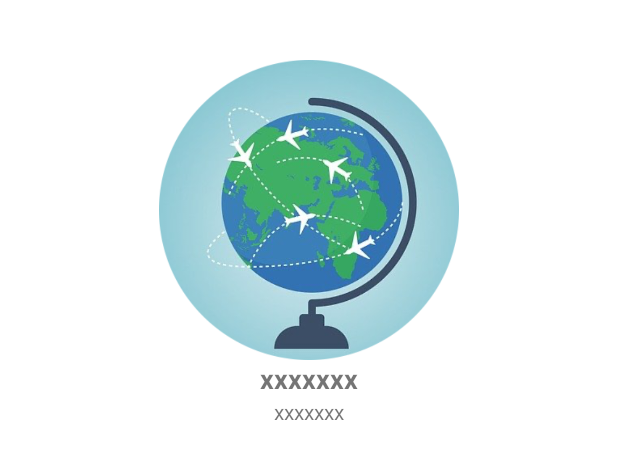
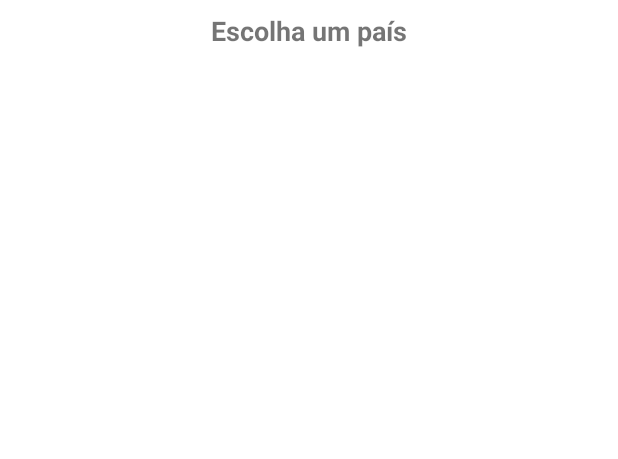
Before and after one commit to marc8s/pasargada, an Android app: the layout intro_3.xml on its own in the app's theme, with its tools: preview values and no code run, on a phone screen of 412 x 824 dp. Shown: the top 459 px of the screen. Run offline under Robolectric (Android 15) with nearby library versions, the phone set to English and light mode, and no system bars.

Commit message:
Firebase configuring and slides content

```diff
--- a/app/src/main/res/layout/intro_3.xml
+++ b/app/src/main/res/layout/intro_3.xml
@@ -6,38 +6,16 @@
     android:layout_width="match_parent"
     android:layout_height="match_parent">
 
-
-
-    <ImageView
-        android:id="@+id/imageView_intro_3"
-        android:layout_width="200dp"
-        android:layout_height="200dp"
-        android:layout_marginTop="32dp"
-        app:layout_constraintLeft_toLeftOf="parent"
-        app:layout_constraintRight_toRightOf="parent"
-        app:layout_constraintTop_toTopOf="parent"
-        app:srcCompat="@drawable/globe"
-        tools:layout_editor_absoluteX="105dp" />
-
     <TextView
         android:id="@+id/textView_intro_3"
         android:layout_width="wrap_content"
         android:layout_height="wrap_content"
-        android:text="xxxxxxx"
+        android:text="@string/tittle_intro3"
         android:textSize="18sp"
         android:textStyle="bold"
         app:layout_constraintLeft_toLeftOf="parent"
         app:layout_constraintRight_toRightOf="parent"
-        app:layout_constraintTop_toBottomOf="@+id/imageView_intro_3" />
+        app:layout_constraintTop_toTopOf="parent" />
 
 
-
-    <TextView
-        android:id="@+id/textView_sub_intro_3"
-        android:layout_width="wrap_content"
-        android:layout_height="wrap_content"
-        android:text="xxxxxxx"
-        app:layout_constraintLeft_toLeftOf="parent"
-        app:layout_constraintRight_toRightOf="parent"
-        app:layout_constraintTop_toBottomOf="@+id/textView_intro_3" />
 </androidx.constraintlayout.widget.ConstraintLayout>
--- a/app/src/main/res/values/strings.xml
+++ b/app/src/main/res/values/strings.xml
@@ -4,4 +4,5 @@
     <string name="text_intro1">Sonhas em emigrar? Explora nossa aplicação e descobre os passos necessários para obter os principais documentos necessários nessa nova etapa da tua vida.</string>
     <string name="tittle_intro2">Pasárgada</string>
     <string name="text_intro2">O poeta brasileiro Manuel Bandeira, escreveu um poema intitulado Vou-me embora pra Pasárgada. Esse poema fala sobre o desejo de mudar-se para uma terra onde a vida pode ser melhor.</string>
+    <string name="tittle_intro3">Escolha um país</string>
 </resources>
--- a/build.gradle
+++ b/build.gradle
@@ -6,6 +6,7 @@ buildscript {
     }
     dependencies {
         classpath "com.android.tools.build:gradle:4.2.1"
+        classpath 'com.google.gms:google-services:4.3.8'
 
         // NOTE: Do not place your application dependencies here; they belong
         // in the individual module build.gradle files
@@ -20,7 +21,7 @@ allprojects {
         maven {
             url 'https://jitpack.io'
         }
-        //jcenter() // Warning: this repository is going to shut down soon
+        jcenter() // Warning: this repository is going to shut down soon
     }
 
 }
```
Also changed, not shown: app/build.gradle (+6 -1 lines), app/src/main/java/com/example/pasargada/MainActivity.java (+1 -6 lines), app/src/main/res/layout/intro_4.xml (deleted, +0 -43 lines), app/src/main/res/drawable-v24/england.png (added), app/src/main/res/drawable-v24/portugal.png (added), 1 other file.
